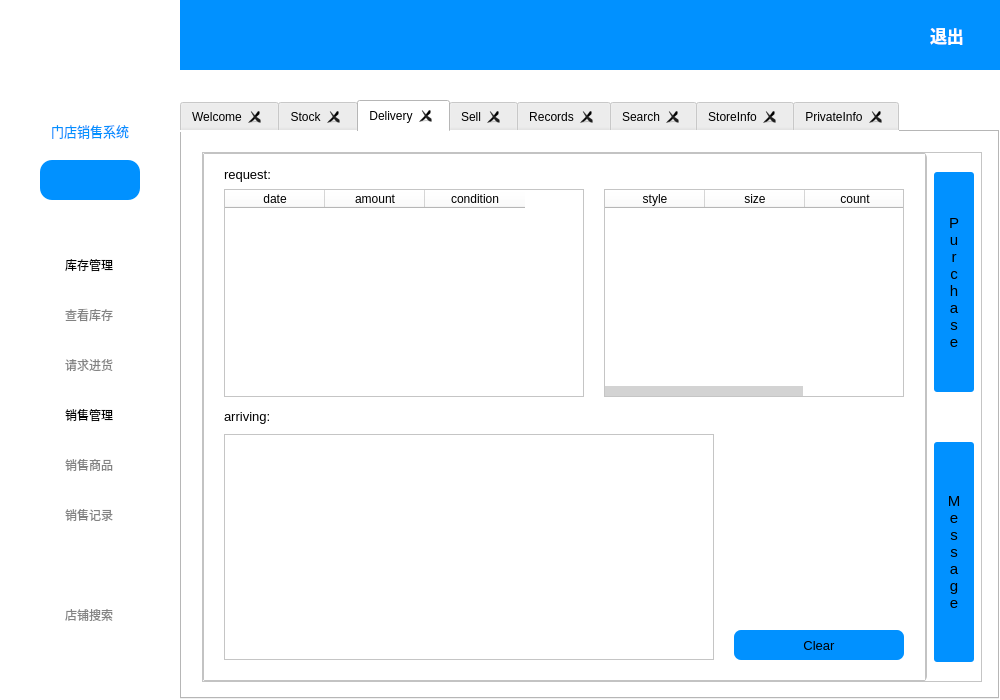
The window that src-client/mainwindow.ui (Onlyonehead/NMSL-Proj1) describes before a commit, drawn with Qt 5.
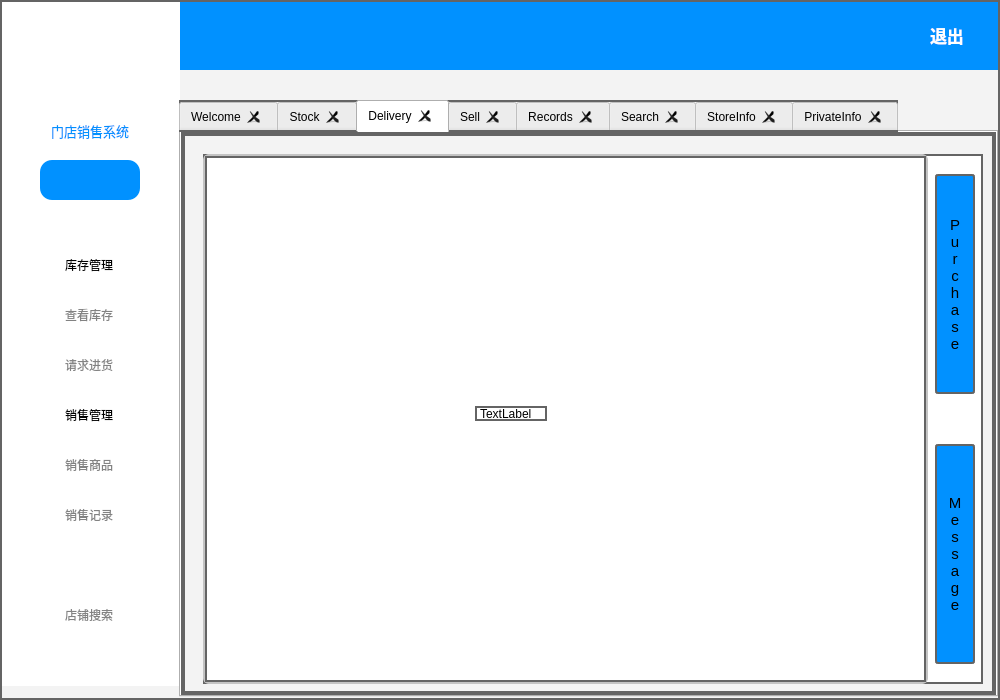
The same window after the commit. The open tabs and pages were chosen to show the change. Icons and pictures are not drawn.

```diff
--- a/src-client/mainwindow.ui
+++ b/src-client/mainwindow.ui
@@ -14,7 +14,10 @@
    <string>MainWindow</string>
   </property>
   <property name="styleSheet">
-   <string notr="true">background-color:rgb(255, 255, 255);</string>
+   <string notr="true">background-color: rgb(243, 243, 243);
+border:2px solid rgb(100, 100, 100);
+
+</string>
   </property>
   <widget class="QWidget" name="centralWidget">
    <widget class="QWidget" name="widget" native="true">
@@ -23,7 +26,7 @@
       <x>0</x>
       <y>0</y>
       <width>180</width>
-      <height>700</height>
+      <height>686</height>
      </rect>
     </property>
     <property name="styleSheet">
@@ -383,10 +386,10 @@
     </property>
     <property name="geometry">
      <rect>
-      <x>180</x>
+      <x>179</x>
       <y>100</y>
       <width>819</width>
-      <height>599</height>
+      <height>597</height>
      </rect>
     </property>
     <property name="styleSheet">
@@ -941,145 +944,14 @@
         <widget class="QLabel" name="label_3">
          <property name="geometry">
           <rect>
-           <x>20</x>
-           <y>10</y>
-           <width>80</width>
-           <height>20</height>
+           <x>270</x>
+           <y>250</y>
+           <width>72</width>
+           <height>15</height>
           </rect>
          </property>
-         <property name="font">
-          <font>
-           <pointsize>10</pointsize>
-          </font>
-         </property>
          <property name="text">
-          <string>request:</string>
-         </property>
-        </widget>
-        <widget class="QTableWidget" name="tableWidget_allRequests">
-         <property name="geometry">
-          <rect>
-           <x>20</x>
-           <y>35</y>
-           <width>360</width>
-           <height>208</height>
-          </rect>
-         </property>
-         <property name="styleSheet">
-          <string notr="true">QScrollBar{background:transparent; height:10px;}
-QScrollBar::handle{background:lightgray; border:0px;}
-QScrollBar::handle:hover{background:gray;}
-QScrollBar::sub-line{background:transparent;}
-QScrollBar::add-line{background:transparent;}
-</string>
-         </property>
-         <attribute name="verticalHeaderVisible">
-          <bool>false</bool>
-         </attribute>
-         <column>
-          <property name="text">
-           <string>date</string>
-          </property>
-         </column>
-         <column>
-          <property name="text">
-           <string>amount</string>
-          </property>
-         </column>
-         <column>
-          <property name="text">
-           <string>condition</string>
-          </property>
-         </column>
-        </widget>
-        <widget class="QTableWidget" name="tableWidget_requestDetail">
-         <property name="geometry">
-          <rect>
-           <x>400</x>
-           <y>35</y>
-           <width>300</width>
-           <height>208</height>
-          </rect>
-         </property>
-         <property name="styleSheet">
-          <string notr="true">QScrollBar{background:transparent; height:10px;}
-QScrollBar::handle{background:lightgray; border:0px;}
-QScrollBar::handle:hover{background:gray;}
-QScrollBar::sub-line{background:transparent;}
-QScrollBar::add-line{background:transparent;}
-</string>
-         </property>
-         <column>
-          <property name="text">
-           <string>style</string>
-          </property>
-         </column>
-         <column>
-          <property name="text">
-           <string>size</string>
-          </property>
-         </column>
-         <column>
-          <property name="text">
-           <string>count</string>
-          </property>
-         </column>
-        </widget>
-        <widget class="QPushButton" name="pushButton_sell_2">
-         <property name="geometry">
-          <rect>
-           <x>530</x>
-           <y>476</y>
-           <width>170</width>
-           <height>30</height>
-          </rect>
-         </property>
-         <property name="font">
-          <font>
-           <pointsize>10</pointsize>
-          </font>
-         </property>
-         <property name="styleSheet">
-          <string notr="true">QPushButton{
-	color:rgb(0, 0, 0);
-	background-color: rgb(1, 145, 255);
-	border:0px;
-	border-radius:7px; 
-}
-QPushButton:hover{
-	background-color:rgb(126, 143, 255);
-}</string>
-         </property>
-         <property name="text">
-          <string>Clear</string>
-         </property>
-        </widget>
-        <widget class="QTableWidget" name="tableWidget_arriving">
-         <property name="geometry">
-          <rect>
-           <x>20</x>
-           <y>280</y>
-           <width>490</width>
-           <height>226</height>
-          </rect>
-         </property>
-        </widget>
-        <widget class="QLabel" name="label_13">
-         <property name="geometry">
-          <rect>
-           <x>20</x>
-           <y>252</y>
-           <width>80</width>
-           <height>20</height>
-          </rect>
-         </property>
-         <property name="font">
-          <font>
-           <pointsize>10</pointsize>
-          </font>
-         </property>
-         <property name="text">
-          <string>arriving:</string>
+          <string>TextLabel</string>
          </property>
         </widget>
        </widget>
@@ -1099,14 +971,11 @@
         </font>
        </property>
        <property name="styleSheet">
-        <string notr="true">QPushButton{background-color:rgb(1, 145, 255);
+        <string notr="true">background-color:rgb(1, 145, 255);
 border-bottom-left-radius:3px; 
 border-bottom-right-radius:3px; 
 border-top-left-radius:3px; 
-border-top-right-radius:3px; }
-QPushButton:hover{
-	background-color:rgb(126, 143, 255);
-}</string>
+border-top-right-radius:3px; </string>
        </property>
        <property name="text">
         <string>P
@@ -1134,14 +1003,11 @@
         </font>
        </property>
        <property name="styleSheet">
-        <string notr="true">QPushButton{background-color:rgb(1, 145, 255);
+        <string notr="true">background-color:rgb(1, 145, 255);
 border-bottom-left-radius:3px; 
 border-bottom-right-radius:3px; 
 border-top-left-radius:3px; 
-border-top-right-radius:3px; }
-QPushButton:hover{
-	background-color:rgb(126, 143, 255);
-}</string>
+border-top-right-radius:3px; </string>
        </property>
        <property name="text">
         <string>M
```
Left out of the diff: 36 changed lines with no effect on the pictures.
